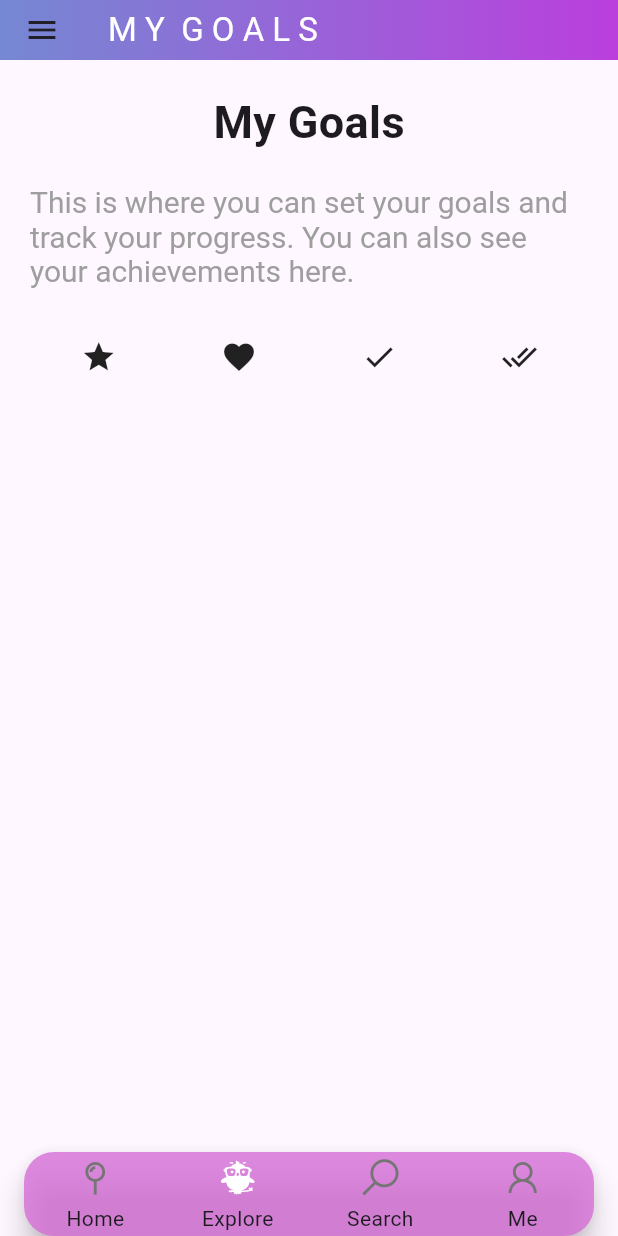
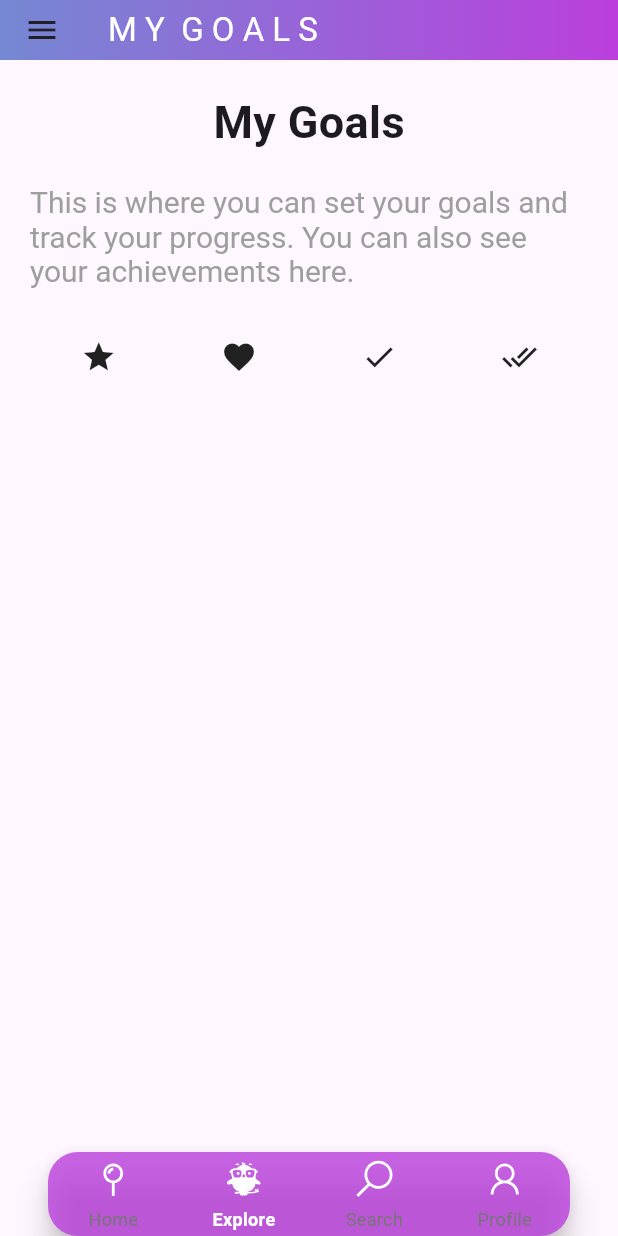
Before and after one commit to gauss2302/Nail-It-Todo-Task-Application, a Flutter app: the screen it shows after launch, item 3 of the bottom bar chosen, in the side drawer, after a tap on "My Profile", on a phone screen of 412 x 824 dp. Run offline on Flutter 3.47's test engine with Material 3 defaults, Android fonts, the light colour scheme and no system bars; drawn by our look-alikes of custom_navigation_bar; our stand-ins replace bloc, equatable, flutter_bloc, flutter_dotenv, fpdart, get_it and 7 more; accounts and stored records are empty; Roboto replaces fonts that are missing (Raleway).

Commit message:
Fixed nav bar

```diff
--- a/lib/core/routes/routes.dart
+++ b/lib/core/routes/routes.dart
@@ -5,66 +5,155 @@ import 'package:nail_it/features/achievments/presentation/pages/achievment_scree
 import 'package:nail_it/features/goals/presentation/pages/goals_screen.dart';
 import 'package:nail_it/features/home/presentation/pages/home_screen.dart';
 import 'package:nail_it/features/profile/presentation/pages/my_profile_screen.dart';
+import 'package:nail_it/features/search/presentation/pages/search_screen.dart';
 import 'package:nail_it/features/settings/presentation/pages/settings_screen.dart';
 import 'package:nail_it/features/tasks/presentation/pages/task_screen.dart';
 
+abstract class AppRoutes {
+  // Branch 1 - Home
+  static const home = '/';
+
+  // Branch 2 - Goals & Tasks
+  static const goals = '/goals';
+  static const achievement = '/achievement';
+  static const tasks = '/tasks';
+
+  // Branch 3 - Profile
+  static const profile = '/profile';
+  static const settings = '/settings';
+
+  // Branch 4 - Tasks
+  static const tasksList = '/tasks';
+
+  // Branch 5 - Search
+  static const search = '/search';
+}
+
 class AppRouter {
   final GlobalKey<NavigatorState> _rootNavigatorKey = GlobalKey<NavigatorState>();
+
+  // Create navigator keys for each branch
+  final List<GlobalKey<NavigatorState>> _shellNavigatorKeys = [
+    GlobalKey<NavigatorState>(debugLabel: 'shell_home'),
+    GlobalKey<NavigatorState>(debugLabel: 'shell_goals'),
+    GlobalKey<NavigatorState>(debugLabel: 'shell_profile'),
+    GlobalKey<NavigatorState>(debugLabel: 'shell_tasks'),
+    GlobalKey<NavigatorState>(debugLabel: 'shell_search'),
+  ];
 
   late final GoRouter _router;
 
   AppRouter() {
     _router = GoRouter(
       navigatorKey: _rootNavigatorKey,
-      initialLocation: '/',
+      initialLocation: AppRoutes.home,
+      debugLogDiagnostics: true, // Helpful for debugging
       routes: [
         StatefulShellRoute.indexedStack(
-          builder: (BuildContext context, GoRouterState state, StatefulNavigationShell navigationShell) {
+          builder: (context, state, navigationShell) {
             return NavBar(navigationShell: navigationShell);
           },
-          branches: <StatefulShellBranch>[
-            StatefulShellBranch(routes: [
-              GoRoute(
-                path: "/",
-                builder: (BuildContext context, GoRouterState state) => const MyHomeScreen(),
-              ),
-            ]),
-            StatefulShellBranch(routes: [
-              GoRoute(
-                path: '/goals',
-                pageBuilder: (context, state) => const MaterialPage(child: GoalsScreen()),
-              ),
-              GoRoute(
-                path: '/achievment',
-                pageBuilder: (context, state) => const MaterialPage(child: AchievmentScreen()),
-              ),
-              GoRoute(
-                path: '/tasks',
-                pageBuilder: (context, state) => const MaterialPage(child: TaskScreen()),
-              ),
-            ]),
-            StatefulShellBranch(routes: [
-              GoRoute(
-                path: '/profile',
-                pageBuilder: (BuildContext context, GoRouterState state) => const MaterialPage(child: MyProfilePage()),
-              ),
-              GoRoute(
-                path: '/settings',
-                pageBuilder: (BuildContext context, GoRouterState state) => const MaterialPage(child: SettingsScreen()),
-              ),
-            ]),
-            StatefulShellBranch(routes: [
-              GoRoute(
-                path: '/tasks',
-                pageBuilder: (context, state) => const MaterialPage(child: TaskScreen()),
-              ),
-            ]),
-          ],
+          branches: _buildBranches(),
         ),
       ],
     );
   }
 
+  List<StatefulShellBranch> _buildBranches() {
+    return [
+      // Home Branch
+      StatefulShellBranch(
+        navigatorKey: _shellNavigatorKeys[0],
+        routes: [
+          GoRoute(
+            path: AppRoutes.home,
+            builder: (context, state) => const MyHomeScreen(),
+          ),
+        ],
+      ),
+
+      // Goals Branch
+      StatefulShellBranch(
+        navigatorKey: _shellNavigatorKeys[1],
+        routes: [
+          GoRoute(
+            path: AppRoutes.goals,
+            pageBuilder: (context, state) => const MaterialPage(
+              child: GoalsScreen(),
+              name: 'Goals',
+            ),
+            routes: [
+              GoRoute(
+                path: 'achievement',
+                pageBuilder: (context, state) => const MaterialPage(
+                  child: GoalsScreen(),
+                  name: 'Achievement',
+                ),
+              ),
+              GoRoute(
+                path: 'tasks',
+                pageBuilder: (context, state) => const MaterialPage(
+                  child: TaskScreen(),
+                  name: 'Tasks',
+                ),
+              ),
+            ],
+          ),
+        ],
+      ),
+
+      // Profile Branch
+      StatefulShellBranch(
+        navigatorKey: _shellNavigatorKeys[2],
+        routes: [
+          GoRoute(
+            path: AppRoutes.profile,
+            pageBuilder: (context, state) => const MaterialPage(
+              child: MyProfilePage(),
+              name: 'Profile',
+            ),
+            routes: [
+              GoRoute(
+                path: 'settings',
+                pageBuilder: (context, state) => const MaterialPage(
+                  child: SettingsScreen(),
+                  name: 'Settings',
+                ),
+              ),
+            ],
+          ),
+        ],
+      ),
+
+      // Tasks Branch
+      StatefulShellBranch(
+        navigatorKey: _shellNavigatorKeys[3],
+        routes: [
+          GoRoute(
+            path: AppRoutes.tasksList,
+            pageBuilder: (context, state) => const MaterialPage(
+              child: TaskScreen(),
+              name: 'Tasks',
+            ),
+          ),
+        ],
+      ),
+
+      // Search Branch
+      StatefulShellBranch(
+        navigatorKey: _shellNavigatorKeys[4],
+        routes: [
+          GoRoute(
+            path: AppRoutes.search,
+            pageBuilder: (context, state) => const MaterialPage(
+              child: SearchScreen(),
+              name: 'Search',
+            ),
+          ),
+        ],
+      ),
+    ];
+  }
+
   GoRouter get router => _router;
-  GlobalKey<NavigatorState> get navigatorKey => _rootNavigatorKey;
 }
--- a/lib/core/theme/app_pallete.dart
+++ b/lib/core/theme/app_pallete.dart
@@ -1,11 +1,11 @@
 import 'package:flutter/material.dart';
 
 class AppPallete {
-  static const Color backgroundColor = Color.fromRGBO(24, 24, 32, 1);
+  static const Color backgroundColor = Color.fromRGBO(110, 110, 158, 1);
   static const Color gradient1 = Color.fromRGBO(187, 63, 221, 1);
   static const Color gradient2 = Color.fromRGBO(251, 109, 169, 1);
   static const Color gradient3 = Color.fromRGBO(255, 159, 124, 1);
-  static const Color borderColor = Color.fromRGBO(52, 51, 67, 1);
+  static const Color borderColor = Color.fromRGBO(78, 72, 163, 1);
   static const Color whiteColor = Colors.white;
   static const Color greyColor = Colors.grey;
   static const Color blueColor = Color.fromARGB(255, 117, 136, 211); // Add a semicolon at the end of the line
--- a/lib/core/widgets/navbar.dart
+++ b/lib/core/widgets/navbar.dart
@@ -1,10 +1,12 @@
 import 'package:custom_navigation_bar/custom_navigation_bar.dart';
 import 'package:flutter/material.dart';
+import 'package:flutter/services.dart';
 import 'package:go_router/go_router.dart';
 import 'package:line_icons/line_icon.dart';
+import 'package:nail_it/core/theme/app_pallete.dart';
 import 'package:nail_it/core/theme/fonts.dart';
 
-class NavBar extends StatelessWidget {
+class NavBar extends StatefulWidget {
   const NavBar({
     required this.navigationShell,
     Key? key,
@@ -13,50 +15,111 @@ class NavBar extends StatelessWidget {
   final StatefulNavigationShell navigationShell;
 
   @override
+  State<NavBar> createState() => _NavBarState();
+}
+
+class _NavBarState extends State<NavBar> {
+  // Navigation items configuration
+  final List<NavItem> _items = const [
+    NavItem(
+      icon: LineIcon.mapPin(),
+      label: "Home",
+      route: '/',
+    ),
+    NavItem(
+      icon: LineIcon.earlybirds(),
+      label: "Explore",
+      route: '/goals',
+    ),
+    NavItem(
+      icon: LineIcon.search(),
+      label: "Search",
+      route: '/search',
+    ),
+    NavItem(
+      icon: LineIcon.user(),
+      label: "Profile",
+      route: '/profile',
+    ),
+  ];
+
+  @override
   Widget build(BuildContext context) {
     return Scaffold(
-      body: navigationShell,
-      bottomNavigationBar: CustomNavigationBar(
+      body: widget.navigationShell,
+      bottomNavigationBar: Container(
+        padding: EdgeInsets.only(
+          bottom: MediaQuery.of(context).padding.bottom,
+          left: 16,
+          right: 16,
+          top: 8,
+        ),
+        child: CustomNavigationBar(
           iconSize: 30.0,
           selectedColor: Colors.white,
-        strokeColor: Colors.white,
-        unSelectedColor: Colors.grey[600],
-        backgroundColor: const Color.fromARGB(255, 214, 111, 216),
+          strokeColor: const Color.fromARGB(255, 179, 66, 66),
+          unSelectedColor: AppPallete.whiteColor,
+          backgroundColor: AppPallete.gradient1,
           borderRadius: const Radius.circular(20.0),
           blurEffect: true,
           opacity: 0.8,
-        items: [
-          CustomNavigationBarItem(
-            icon: const LineIcon.mapPin(),
-            title: const Text(
-              "Home",
-              style: TextStyle(fontFamily: Fonts.raleway),
+          items: _buildNavigationItems(),
+          isFloating: true,
+          currentIndex: widget.navigationShell.currentIndex,
+          onTap: (index) => _onTap(context, index),
         ),
-          ),
-          CustomNavigationBarItem(
-            icon: const LineIcon.earlybirds(),
-            title: const Text("Explore"),
-          ),
-          CustomNavigationBarItem(
-            icon: const LineIcon.search(),
-            title: const Text("Search"),
-          ),
-          CustomNavigationBarItem(
-            icon: const LineIcon.user(),
-            title: const Text("Me"),
-          ),
-        ],
-        isFloating: true,
-        currentIndex: navigationShell.currentIndex,
-        onTap: (int index) => onTap(context, index),
       ),
     );
   }
 
-  void onTap(BuildContext context, int index) {
-    navigationShell.goBranch(
+  List<CustomNavigationBarItem> _buildNavigationItems() {
+    return _items.map((item) {
+      final isSelected = _items.indexOf(item) == widget.navigationShell.currentIndex;
+
+      return CustomNavigationBarItem(
+        icon: item.icon,
+        title: Text(
+          item.label,
+          style: TextStyle(
+            fontFamily: Fonts.raleway,
+            fontSize: 12,
+            fontWeight: isSelected ? FontWeight.w600 : FontWeight.normal,
+            color: isSelected ? Colors.white : Colors.grey[600],
+          ),
+        ),
+      );
+    }).toList();
+  }
+
+  void _onTap(BuildContext context, int index) {
+    // Add haptic feedback
+    HapticFeedback.lightImpact();
+
+    // Navigate to the selected branch
+    widget.navigationShell.goBranch(
       index,
-      initialLocation: index == navigationShell.currentIndex,
+      initialLocation: index == widget.navigationShell.currentIndex,
     );
   }
 }
+
+// Model class for navigation items
+class NavItem {
+  final Widget icon;
+  final String label;
+  final String route;
+
+  const NavItem({
+    required this.icon,
+    required this.label,
+    required this.route,
+  });
+}
+
+// Extension for navigation helpers
+extension NavBarExtension on BuildContext {
+  bool get isHomeTab => GoRouterState.of(this).uri.toString() == '/';
+  bool get isExploreTab => GoRouterState.of(this).uri.toString().startsWith('/goals');
+  bool get isSearchTab => GoRouterState.of(this).uri.toString().startsWith('/search');
+  bool get isProfileTab => GoRouterState.of(this).uri.toString().startsWith('/profile');
+}
--- a/lib/main.dart
+++ b/lib/main.dart
@@ -14,6 +14,7 @@ import 'package:nail_it/core/routes/routes.dart';
 
 void main() async {
   WidgetsFlutterBinding.ensureInitialized();
+
   await dotenv.load(fileName: ".env");
 
   String superbaseUrl = dotenv.env['SUPERBASE_URL']!;
```
Also changed, not shown: pubspec.yaml (+4 -4 lines), pubspec.lock, 5 other files. Lines whose indentation alone changed are shown as unchanged.
